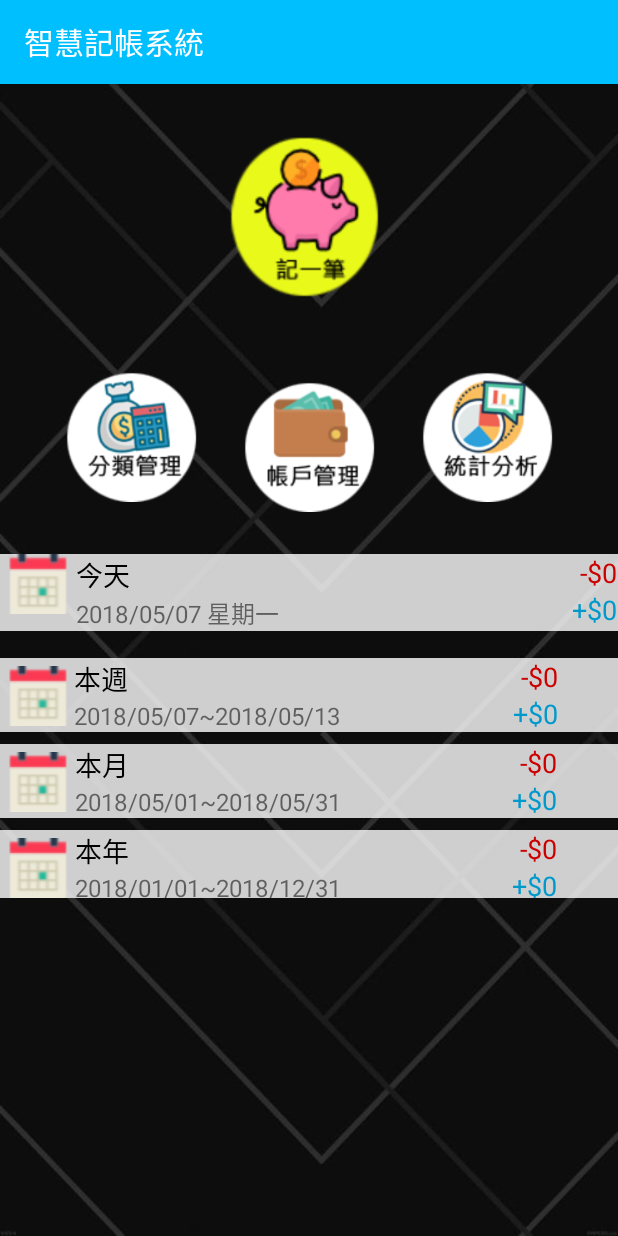
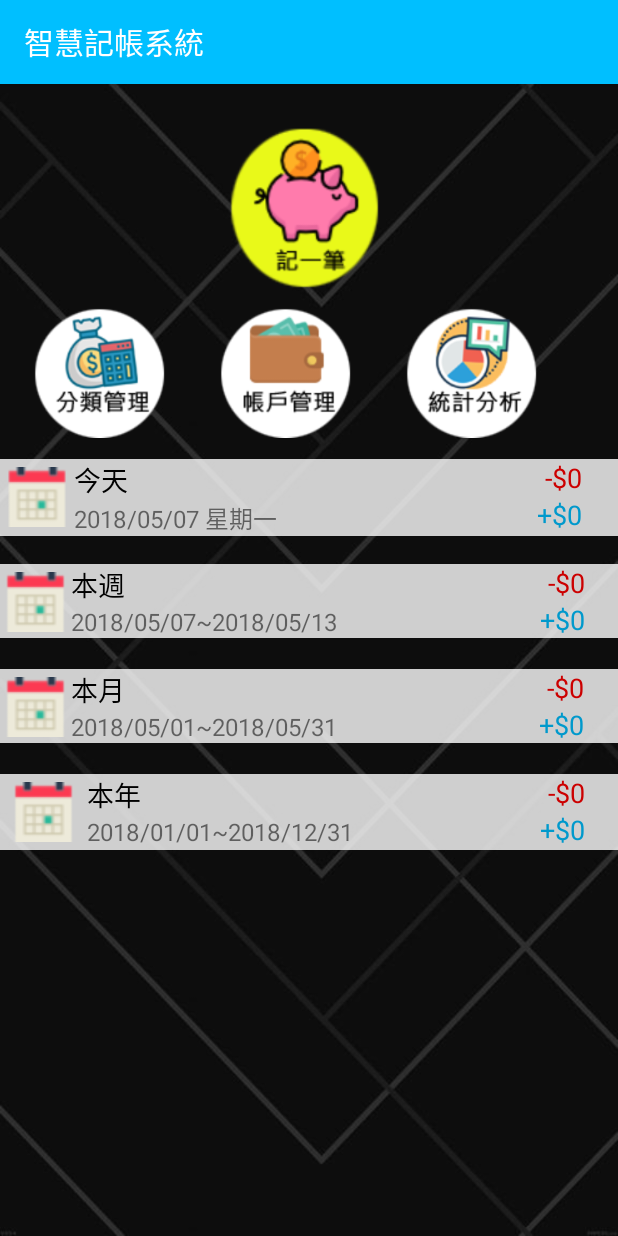
Before and after one commit to riotonchen/AndroidProject, an Android app: the screen it shows after launch (MainActivity), on a phone screen of 412 x 824 dp. Run offline under Robolectric (Android 15) with nearby library versions, the light colour scheme and no system bars.

Commit message:
05072220

```diff
--- a/app/src/main/AndroidManifest.xml
+++ b/app/src/main/AndroidManifest.xml
@@ -21,7 +21,7 @@
         <activity
             android:name=".Main5Activity"
             android:label="@string/title_activity_main5"
-            android:theme="@style/AppTheme.NoActionBar"></activity>
+            android:theme="@style/AppTheme.NoActionBar" />
     </application>
 
 </manifest>
--- a/app/src/main/res/layout/activity_main.xml
+++ b/app/src/main/res/layout/activity_main.xml
@@ -13,82 +13,73 @@
         android:id="@+id/button4"
         android:layout_width="100dp"
         android:layout_height="100dp"
-        android:layout_marginBottom="8dp"
-        android:layout_marginEnd="8dp"
-        android:layout_marginStart="8dp"
-        android:layout_marginTop="8dp"
+        android:layout_marginStart="24dp"
+        android:layout_marginTop="136dp"
         android:background="@drawable/icon_4"
         android:text=""
-        app:layout_constraintBottom_toTopOf="@+id/linearLayout6"
+        app:layout_constraintBottom_toBottomOf="parent"
         app:layout_constraintEnd_toEndOf="parent"
-        app:layout_constraintHorizontal_bias="0.269"
+        app:layout_constraintHorizontal_bias="0.0"
         app:layout_constraintStart_toEndOf="@+id/button3"
         app:layout_constraintTop_toTopOf="parent"
-        app:layout_constraintVertical_bias="0.865" />
+        app:layout_constraintVertical_bias="0.0" />
 
     <Button
         android:id="@+id/button3"
         android:layout_width="100dp"
         android:layout_height="100dp"
-        android:layout_marginBottom="28dp"
+        android:layout_marginStart="24dp"
+        android:layout_marginTop="136dp"
         android:background="@drawable/icon_3"
         android:text=""
-        app:layout_constraintBottom_toTopOf="@+id/linearLayout6"
+        app:layout_constraintBottom_toBottomOf="parent"
         app:layout_constraintEnd_toEndOf="parent"
-        app:layout_constraintLeft_toLeftOf="parent"
-        app:layout_constraintRight_toRightOf="parent"
-        app:layout_constraintStart_toStartOf="parent" />
+        app:layout_constraintHorizontal_bias="0.0"
+        app:layout_constraintStart_toEndOf="@+id/button2"
+        app:layout_constraintTop_toTopOf="parent"
+        app:layout_constraintVertical_bias="0.0" />
 
     <Button
         android:id="@+id/button2"
         android:layout_width="100dp"
         android:layout_height="100dp"
-        android:layout_marginBottom="8dp"
-        android:layout_marginEnd="8dp"
-        android:layout_marginLeft="16dp"
-        android:layout_marginStart="8dp"
-        android:layout_marginTop="8dp"
+        android:layout_marginStart="16dp"
+        android:layout_marginTop="136dp"
         android:background="@drawable/icon_2"
         android:text=""
-        app:layout_constraintBottom_toTopOf="@+id/linearLayout6"
-        app:layout_constraintEnd_toStartOf="@+id/button3"
-        app:layout_constraintHorizontal_bias="0.73"
-        app:layout_constraintLeft_toLeftOf="parent"
+        app:layout_constraintBottom_toBottomOf="parent"
+        app:layout_constraintEnd_toEndOf="parent"
+        app:layout_constraintHorizontal_bias="0.0"
         app:layout_constraintStart_toStartOf="parent"
         app:layout_constraintTop_toTopOf="parent"
-        app:layout_constraintVertical_bias="0.865" />
+        app:layout_constraintVertical_bias="0.0" />
 
     <Button
         android:id="@+id/button"
         android:layout_width="130dp"
         android:layout_height="130dp"
-        android:layout_marginBottom="8dp"
-        android:layout_marginTop="8dp"
+        android:layout_marginBottom="32dp"
+        android:layout_marginEnd="32dp"
+        android:layout_marginStart="32dp"
+        android:layout_marginTop="16dp"
         android:background="@drawable/icon_1"
         android:onClick="OnClick"
         android:text=""
-        app:layout_constraintBottom_toTopOf="@+id/button3"
+        app:layout_constraintBottom_toBottomOf="parent"
         app:layout_constraintEnd_toEndOf="parent"
-        app:layout_constraintLeft_toLeftOf="parent"
-        app:layout_constraintRight_toRightOf="parent"
         app:layout_constraintStart_toStartOf="parent"
         app:layout_constraintTop_toTopOf="parent"
-        app:layout_constraintVertical_bias="0.363" />
+        app:layout_constraintVertical_bias="0.0" />
 
     <LinearLayout
-        android:id="@+id/linearLayout6"
-        android:layout_width="0dp"
+        android:id="@+id/linearLayout2"
+        android:layout_width="match_parent"
         android:layout_height="wrap_content"
-        android:layout_marginBottom="8dp"
-        android:layout_marginTop="272dp"
+        android:layout_marginTop="250dp"
         android:background="#ccffffff"
         android:orientation="vertical"
-        app:layout_constraintBottom_toTopOf="@+id/linearLayout7"
-        app:layout_constraintHorizontal_bias="0.0"
-        app:layout_constraintLeft_toLeftOf="parent"
-        app:layout_constraintRight_toRightOf="parent"
         app:layout_constraintTop_toTopOf="parent"
-        app:layout_constraintVertical_bias="0.8">
+        tools:layout_editor_absoluteX="0dp">
 
         <LinearLayout
             android:layout_width="match_parent"
@@ -96,10 +87,13 @@
             android:layout_weight="0"
             android:orientation="horizontal">
 
+
             <ImageView
                 android:id="@+id/imageView"
                 android:layout_width="40dp"
                 android:layout_height="40dp"
+
+                android:layout_marginTop="5dp"
                 android:layout_weight="0.05"
                 app:srcCompat="@drawable/calendar" />
 
@@ -126,7 +120,7 @@
                     android:layout_width="wrap_content"
                     android:layout_height="wrap_content"
                     android:text="2018/05/02"
-                    android:textSize="16dp"
+                    android:textSize="16sp"
                     tools:layout_editor_absoluteX="33dp"
                     tools:layout_editor_absoluteY="295dp" />
 
@@ -162,7 +156,16 @@
                     android:textSize="18sp"
                     tools:layout_editor_absoluteX="321dp"
                     tools:layout_editor_absoluteY="270dp" />
+
+
             </LinearLayout>
+
+            <TextView
+                android:id="@+id/textView25"
+                android:layout_width="wrap_content"
+                android:layout_height="wrap_content"
+                android:layout_weight="0.05"
+                android:text="　" />
 
         </LinearLayout>
 
@@ -172,56 +175,49 @@
         android:id="@+id/linearLayout7"
         android:layout_width="match_parent"
         android:layout_height="wrap_content"
-        android:layout_marginBottom="8dp"
-        android:layout_marginTop="328dp"
+        android:layout_marginTop="320dp"
         android:background="#ccffffff"
         android:orientation="vertical"
-        app:layout_constraintBottom_toTopOf="@+id/linearLayout8"
-        app:layout_constraintHorizontal_bias="0.0"
-        app:layout_constraintLeft_toLeftOf="parent"
-        app:layout_constraintRight_toRightOf="parent"
         app:layout_constraintTop_toTopOf="parent"
-        app:layout_constraintVertical_bias="1.0">
+        tools:layout_editor_absoluteX="0dp">
 
         <LinearLayout
-            android:layout_width="372dp"
-            android:layout_height="wrap_content"
-            android:orientation="horizontal"
-            android:visibility="visible">
+            android:layout_width="match_parent"
+            android:layout_height="match_parent"
+            android:layout_weight="0"
+            android:orientation="horizontal">
 
-            <LinearLayout
-                android:layout_width="56dp"
-                android:layout_height="match_parent"
-                android:layout_weight="1"
-                android:orientation="horizontal">
 
             <ImageView
                 android:id="@+id/imageView2"
                 android:layout_width="40dp"
                 android:layout_height="40dp"
-                    android:layout_margin="5dp"
-                    android:layout_weight="0"
+                android:layout_marginTop="5dp"
+                android:layout_weight="0.05"
+
                 app:srcCompat="@drawable/calendar" />
-            </LinearLayout>
 
             <LinearLayout
-                android:layout_width="265dp"
+                android:layout_width="wrap_content"
                 android:layout_height="wrap_content"
+
+                android:layout_weight="0.8"
                 android:orientation="vertical">
 
                 <TextView
                     android:id="@+id/textView5"
-                    android:layout_width="323dp"
+                    android:layout_width="wrap_content"
                     android:layout_height="wrap_content"
                     android:text="本週"
                     android:textColor="@android:color/background_dark"
                     android:textSize="18sp"
+
                     tools:layout_editor_absoluteX="33dp"
                     tools:layout_editor_absoluteY="270dp" />
 
                 <TextView
                     android:id="@+id/textView6"
-                    android:layout_width="match_parent"
+                    android:layout_width="wrap_content"
                     android:layout_height="wrap_content"
                     android:text="2018/04/30~2018/05/06"
                     android:textSize="16sp"
@@ -231,24 +227,28 @@
             </LinearLayout>
 
             <LinearLayout
-                android:layout_width="57dp"
+                android:layout_width="wrap_content"
                 android:layout_height="wrap_content"
+                android:layout_weight="0.1"
                 android:orientation="vertical">
 
                 <TextView
                     android:id="@+id/textView7"
                     android:layout_width="match_parent"
+
                     android:layout_height="wrap_content"
                     android:gravity="right"
                     android:text="-$0"
                     android:textColor="@android:color/holo_red_dark"
                     android:textSize="18sp"
+
                     tools:layout_editor_absoluteX="321dp"
                     tools:layout_editor_absoluteY="295dp" />
 
                 <TextView
                     android:id="@+id/textView8"
                     android:layout_width="match_parent"
+
                     android:layout_height="wrap_content"
                     android:gravity="right"
                     android:text="+$0"
@@ -256,7 +256,16 @@
                     android:textSize="18sp"
                     tools:layout_editor_absoluteX="321dp"
                     tools:layout_editor_absoluteY="270dp" />
+
+
             </LinearLayout>
+
+            <TextView
+                android:id="@+id/textView28"
+                android:layout_width="wrap_content"
+                android:layout_height="wrap_content"
+                android:layout_weight="0.05"
+                android:text="　" />
 
         </LinearLayout>
 
@@ -266,56 +275,49 @@
         android:id="@+id/linearLayout8"
         android:layout_width="match_parent"
         android:layout_height="wrap_content"
-        android:layout_marginBottom="8dp"
-        android:layout_marginTop="384dp"
+        android:layout_marginTop="390dp"
         android:background="#ccffffff"
         android:orientation="vertical"
-        app:layout_constraintBottom_toBottomOf="parent"
-        app:layout_constraintHorizontal_bias="0.0"
-        app:layout_constraintLeft_toLeftOf="parent"
-        app:layout_constraintRight_toRightOf="parent"
         app:layout_constraintTop_toTopOf="parent"
-        app:layout_constraintVertical_bias="0.171">
+        tools:layout_editor_absoluteX="0dp">
 
         <LinearLayout
-            android:layout_width="371dp"
-            android:layout_height="wrap_content"
-            android:orientation="horizontal"
-            android:visibility="visible">
+            android:layout_width="match_parent"
+            android:layout_height="match_parent"
+            android:layout_weight="0"
+            android:orientation="horizontal">
 
-            <LinearLayout
-                android:layout_width="56dp"
-                android:layout_height="match_parent"
-                android:layout_weight="1"
-                android:orientation="horizontal">
 
             <ImageView
                 android:id="@+id/imageView3"
                 android:layout_width="40dp"
                 android:layout_height="40dp"
-                    android:layout_margin="5dp"
-                    android:layout_weight="0"
+                android:layout_marginTop="5dp"
+                android:layout_weight="0.05"
                 app:srcCompat="@drawable/calendar" />
-            </LinearLayout>
 
             <LinearLayout
-                android:layout_width="264dp"
+                android:layout_width="wrap_content"
                 android:layout_height="wrap_content"
+
+
+                android:layout_weight="0.8"
                 android:orientation="vertical">
 
                 <TextView
                     android:id="@+id/textView9"
-                    android:layout_width="323dp"
+                    android:layout_width="wrap_content"
                     android:layout_height="wrap_content"
                     android:text="本月"
                     android:textColor="@android:color/background_dark"
                     android:textSize="18sp"
+
                     tools:layout_editor_absoluteX="33dp"
                     tools:layout_editor_absoluteY="270dp" />
 
                 <TextView
                     android:id="@+id/textView10"
-                    android:layout_width="match_parent"
+                    android:layout_width="wrap_content"
                     android:layout_height="wrap_content"
                     android:text="2018/05/01~2018/05/31"
                     android:textSize="16sp"
@@ -325,24 +327,28 @@
             </LinearLayout>
 
             <LinearLayout
-                android:layout_width="57dp"
+                android:layout_width="wrap_content"
                 android:layout_height="wrap_content"
+                android:layout_weight="0.05"
                 android:orientation="vertical">
 
                 <TextView
                     android:id="@+id/textView11"
                     android:layout_width="match_parent"
+
                     android:layout_height="wrap_content"
                     android:gravity="right"
                     android:text="-$0"
                     android:textColor="@android:color/holo_red_dark"
                     android:textSize="18sp"
+
                     tools:layout_editor_absoluteX="321dp"
                     tools:layout_editor_absoluteY="295dp" />
 
                 <TextView
                     android:id="@+id/textView12"
                     android:layout_width="match_parent"
+
                     android:layout_height="wrap_content"
                     android:gravity="right"
                     android:text="+$0"
@@ -350,7 +356,17 @@
                     android:textSize="18sp"
                     tools:layout_editor_absoluteX="321dp"
                     tools:layout_editor_absoluteY="270dp" />
+
+
             </LinearLayout>
+
+            <TextView
+                android:id="@+id/textView25"
+                android:layout_width="wrap_content"
+                android:layout_height="wrap_content"
+                android:layout_weight="0.05"
+                android:text="　" />
+
 
         </LinearLayout>
 
@@ -359,29 +375,18 @@
     <LinearLayout
         android:id="@+id/linearLayout9"
         android:layout_width="match_parent"
-        android:layout_height="45dp"
-        android:layout_marginBottom="8dp"
-        android:layout_marginTop="8dp"
+        android:layout_height="wrap_content"
 
+        android:layout_marginTop="460dp"
         android:background="#ccffffff"
         android:orientation="vertical"
-        app:layout_constraintBottom_toBottomOf="parent"
-        app:layout_constraintHorizontal_bias="0.0"
-        app:layout_constraintLeft_toLeftOf="parent"
-        app:layout_constraintRight_toRightOf="parent"
-        app:layout_constraintTop_toBottomOf="@+id/linearLayout8"
-        app:layout_constraintVertical_bias="0.0">
+        app:layout_constraintTop_toTopOf="parent"
+        tools:layout_editor_absoluteX="0dp">
 
         <LinearLayout
-            android:layout_width="371dp"
-            android:layout_height="wrap_content"
-            android:orientation="horizontal"
-            android:visibility="visible">
-
-            <LinearLayout
-                android:layout_width="56dp"
+            android:layout_width="match_parent"
             android:layout_height="match_parent"
-                android:layout_weight="1"
+            android:layout_weight="0"
             android:orientation="horizontal">
 
             <ImageView
@@ -389,28 +394,31 @@
                 android:layout_width="40dp"
                 android:layout_height="40dp"
                 android:layout_margin="5dp"
-                    android:layout_weight="0"
+                android:layout_weight="0.05"
                 app:srcCompat="@drawable/calendar" />
-            </LinearLayout>
 
             <LinearLayout
-                android:layout_width="264dp"
+                android:layout_width="wrap_content"
                 android:layout_height="wrap_content"
+
+
+                android:layout_weight="0.8"
                 android:orientation="vertical">
 
                 <TextView
                     android:id="@+id/textView13"
-                    android:layout_width="323dp"
+                    android:layout_width="wrap_content"
                     android:layout_height="wrap_content"
                     android:text="本年"
                     android:textColor="@android:color/background_dark"
                     android:textSize="18sp"
+
                     tools:layout_editor_absoluteX="33dp"
                     tools:layout_editor_absoluteY="270dp" />
 
                 <TextView
                     android:id="@+id/textView14"
-                    android:layout_width="match_parent"
+                    android:layout_width="wrap_content"
                     android:layout_height="wrap_content"
                     android:text="2018/01/01~2018/12/31"
                     android:textSize="16sp"
@@ -420,24 +428,29 @@
             </LinearLayout>
 
             <LinearLayout
-                android:layout_width="57dp"
+                android:layout_width="wrap_content"
                 android:layout_height="wrap_content"
+
+                android:layout_weight="0.05"
                 android:orientation="vertical">
 
                 <TextView
                     android:id="@+id/textView15"
                     android:layout_width="match_parent"
+
                     android:layout_height="wrap_content"
                     android:gravity="right"
                     android:text="-$0"
                     android:textColor="@android:color/holo_red_dark"
                     android:textSize="18sp"
+
                     tools:layout_editor_absoluteX="321dp"
                     tools:layout_editor_absoluteY="295dp" />
 
                 <TextView
                     android:id="@+id/textView16"
                     android:layout_width="match_parent"
+
                     android:layout_height="wrap_content"
                     android:gravity="right"
                     android:text="+$0"
@@ -445,16 +458,21 @@
                     android:textSize="18sp"
                     tools:layout_editor_absoluteX="321dp"
                     tools:layout_editor_absoluteY="270dp" />
+
+
             </LinearLayout>
+
+
+            <TextView
+                android:id="@+id/textView25"
+                android:layout_width="wrap_content"
+                android:layout_height="wrap_content"
+                android:layout_weight="0.05"
+                android:text="　" />
+
 
         </LinearLayout>
 
     </LinearLayout>
 
-    <android.support.constraint.Guideline
-        android:id="@+id/guideline"
-        android:layout_width="wrap_content"
-        android:layout_height="wrap_content"
-        android:orientation="vertical"
-        app:layout_constraintGuide_begin="20dp" />
 </android.support.constraint.ConstraintLayout>
--- a/app/src/main/res/values/strings.xml
+++ b/app/src/main/res/values/strings.xml
@@ -96,4 +96,5 @@
     <string name="tab_text_2">Tab 2</string>
     <string name="tab_text_3">Tab 3</string>
     <string name="section_format">Hello World from section: %1$d</string>
+    <string name="title_activity_main4">Main4Activity</string>
 </resources>
--- a/app/src/main/res/values/styles.xml
+++ b/app/src/main/res/values/styles.xml
@@ -18,8 +18,8 @@
     <style name="AppTheme.PopupOverlay" parent="ThemeOverlay.AppCompat.Light" />
 
     <style name="SpinnerStyle">
-    <item name="colorAccent">#888888</item>
-    <item name="colorControlNormal">#ddffffff</item> <!--改变了spinner的颜色  -->
+        <item name="colorAccent">#888888</item>
+        <item name="colorControlNormal">#ddffffff</item> <!--改变了spinner的颜色  -->
     </style>
 
 </resources>
```
Also changed, not shown: app/src/main/res/drawable/backbutton.xml (added, +16 -0 lines), app/src/main/res/layout/activity_main5.xml (+33 -13 lines), app/src/main/res/layout/tab1_fragment.xml (+18 -19 lines), app/src/main/res/layout/tab2_fragment.xml (+18 -19 lines), app/src/main/res/layout/tab3_fragment.xml (+22 -23 lines), app/src/main/res/menu/menu_main4.xml (added, +10 -0 lines), app/src/main/res/drawable/arrow.png (added). Lines whose indentation alone changed are shown as unchanged.
